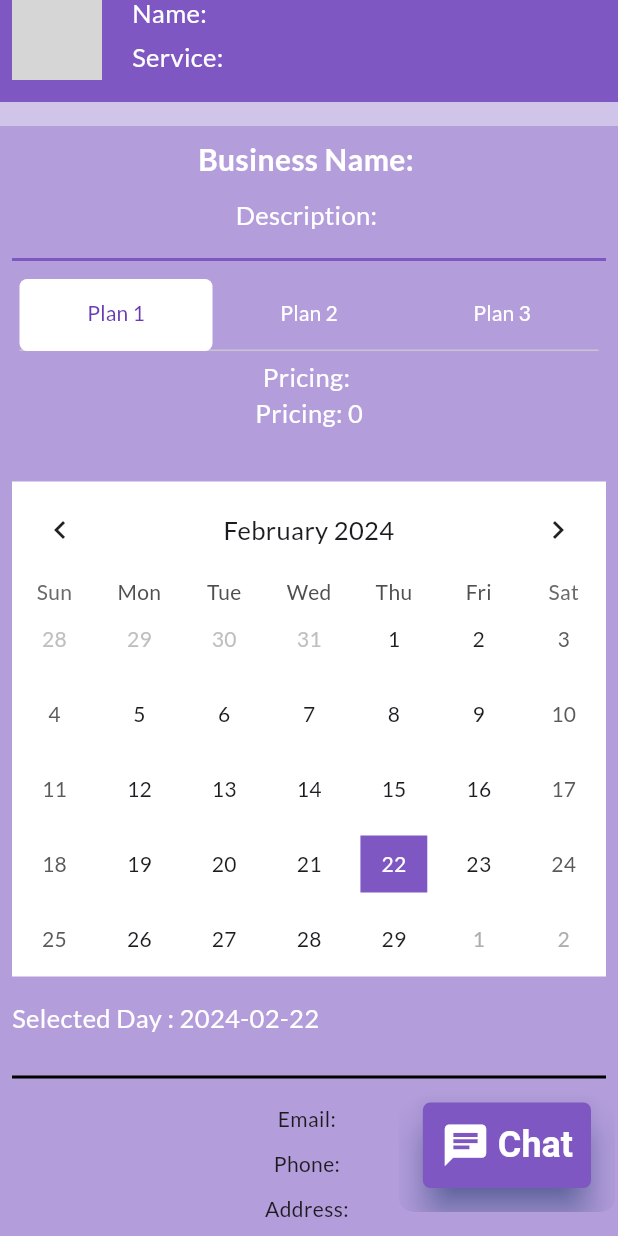
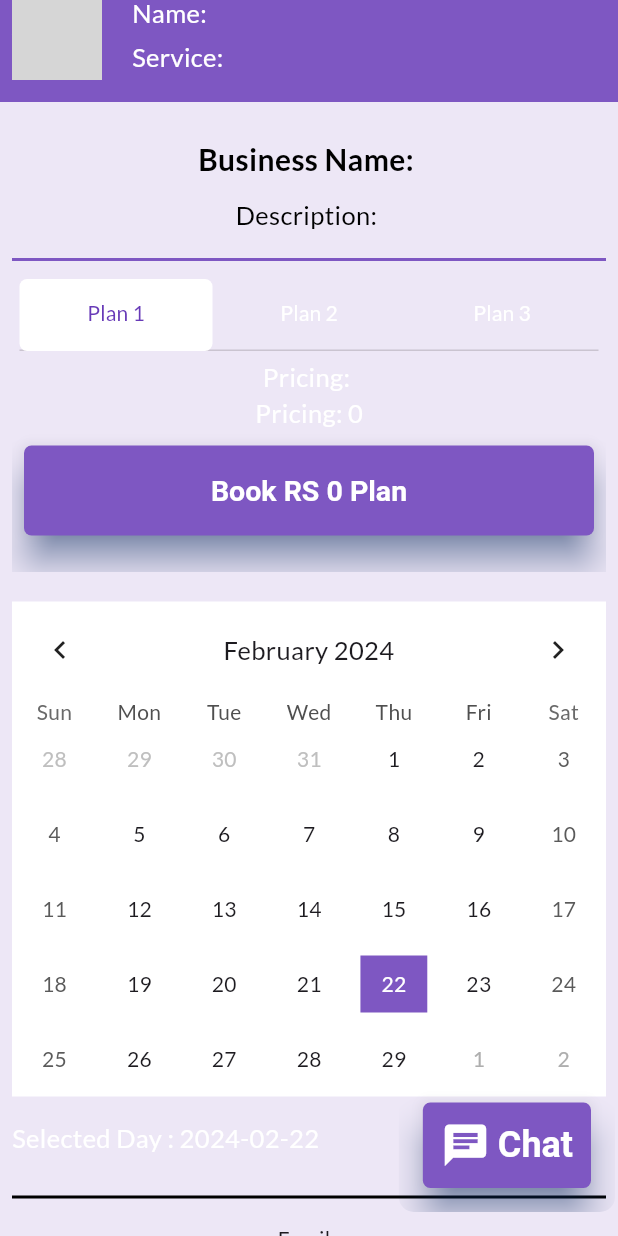
Before and after one commit to jayawardhanadskp/EventHub, a Flutter app: the ServiceProviderProfileView screen opened directly with empty values, scrolled down 342 dp, on a phone screen of 412 x 824 dp. Run offline on Flutter 3.47's test engine with Material 3 defaults, Android fonts, the phone set to English and light mode, and no system bars; drawn by our look-alikes of table_calendar; our stand-ins replace cloud_firestore, curved_navigation_bar, firebase_auth, firebase_core, firebase_storage, fluttertoast and 5 more; missing offline and left inert: favorite_button, flutter_facebook_auth; accounts and stored records are empty; network calls fail; statements that could not run were skipped; grey boxes are pictures that could not be loaded.

Commit message:
serviceprovider profile

```diff
--- a/lib/views/profile/serviceprovider_profile_view.dart
+++ b/lib/views/profile/serviceprovider_profile_view.dart
@@ -5,6 +5,7 @@
 import 'package:table_calendar/table_calendar.dart';
 import 'package:intl/intl.dart';
 
+import '../bookings/booking.dart';
 import '../chat/chat_page.dart';
 
 class ServiceProviderProfileView extends StatefulWidget {
@@ -190,7 +191,7 @@
   @override
   Widget build(BuildContext context) {
     return Scaffold(
-      backgroundColor: Colors.deepPurple[100],
+      backgroundColor: Colors.deepPurple[50],
       body: Stack(
         children: [
           SingleChildScrollView(
@@ -332,7 +333,7 @@
                         ),
                         const SizedBox(height: 16),
                         Container(
-                          color: Colors.deepPurple[200],
+                          color: Colors.deepPurple[50],
                           child: Padding(
                             padding: const EdgeInsets.all(8.0),
                             child: Column(
@@ -341,7 +342,7 @@
                                   'Business Name: ${serviceProviderData?['business_Name']}',
                                   style: const TextStyle(
                                       fontSize: 20,
-                                      color: Colors.white,
+                                      color: Colors.black,
                                       fontWeight: FontWeight.bold),
                                 ),
                                 const SizedBox(height: 10),
@@ -349,7 +350,7 @@
                                   'Description: ${serviceProviderData?['description'] ?? 'Not Added'}',
                                   style: const TextStyle(
                                       fontSize: 17,
-                                      color: Colors.white,
+                                      color: Colors.black,
                                       fontWeight: FontWeight.w400),
                                 ),
                                 const SizedBox(height: 10),
@@ -358,7 +359,7 @@
                                   color: Colors.deepPurple[400],
                                 ),
                                 Container(
-                                  height: 120,
+                                  height: 200,
                                   child: Column(
                                     children: [
                                       Padding(
@@ -406,6 +407,39 @@
                                                       color: Colors.white,
                                                       fontSize: 17),
                                                 ),
+                                                SizedBox(height: 10,),
+                                                ElevatedButton(
+                                                  onPressed: () {
+
+                                                    Navigator.push(
+                                                      context,
+                                                      MaterialPageRoute(
+                                                        builder: (context) => BookingPage(
+                                                          serviceproviderId: widget.userId,
+                                                          customerId: FirebaseAuth.instance.currentUser!.uid,
+                                                          selectedPlan: serviceProviderData?['pricing_plan_1'],
+                                                          selectedPrice: serviceProviderData?['pricing_plan_1_price'],
+                                                        ),
+                                                      ),
+                                                    );
+                                                  },
+                                                  child: Text(
+                                                    'Book RS ${serviceProviderData?['pricing_plan_1_price']} Plan',
+                                                    style: TextStyle(color: Colors.white),
+                                                  ),
+                                                  style: ElevatedButton.styleFrom(
+                                                    shape: RoundedRectangleBorder(
+                                                      borderRadius: BorderRadius.circular(5.0),
+                                                    ),
+                                                    padding: const EdgeInsets.all(12.0),
+                                                    fixedSize: const Size(380, 60),
+                                                    textStyle: const TextStyle(fontSize: 19, fontWeight: FontWeight.bold),
+                                                    backgroundColor: Colors.deepPurple[400],
+                                                    foregroundColor: Colors.white,
+                                                    elevation: 10,
+                                                    shadowColor: Colors.blue.shade900,
+                                                  ),
+                                                ),
                                               ],
                                             ),
                                             Column(
@@ -421,6 +455,29 @@
                                                   style: const TextStyle(
                                                       color: Colors.white,
                                                       fontSize: 17),
+                                                ),
+                                                SizedBox(height: 10,),
+                                                ElevatedButton(
+                                                  onPressed: () {
+
+
+                                                  },
+                                                  child: Text(
+                                                    'Book RS ${serviceProviderData?['pricing_plan_2_price']} Plan',
+                                                    style: TextStyle(color: Colors.white),
+                                                  ),
+                                                  style: ElevatedButton.styleFrom(
+                                                    shape: RoundedRectangleBorder(
+                                                      borderRadius: BorderRadius.circular(5.0),
+                                                    ),
+                                                    padding: const EdgeInsets.all(12.0),
+                                                    fixedSize: const Size(380, 60),
+                                                    textStyle: const TextStyle(fontSize: 19, fontWeight: FontWeight.bold),
+                                                    backgroundColor: Colors.deepPurple[400],
+                                                    foregroundColor: Colors.white,
+                                                    elevation: 10,
+                                                    shadowColor: Colors.blue.shade900,
+                                                  ),
                                                 ),
                                               ],
                                             ),
@@ -446,6 +503,8 @@
                                     ],
                                   ),
                                 ),
+
+
                                 const SizedBox(height: 10),
                                 const SizedBox(height: 10),
                                 Column(
@@ -508,7 +567,7 @@
                                 Column(
                                   mainAxisAlignment: MainAxisAlignment.center,
                                   children: [
-                                    // Display events for the selected day retrieving from Firebase
+                                    // display events for the selected day
                                     if (_selectedDay != null)
                                       FutureBuilder<
                                           DocumentSnapshot<
@@ -518,8 +577,7 @@
                                             .doc(widget.userId)
                                             .get(),
                                         builder: (context, snapshot) {
-                                          if (snapshot.connectionState ==
-                                              ConnectionState.waiting) {
+                                          if (snapshot.connectionState == ConnectionState.waiting) {
                                             // Loading state
                                             return const CircularProgressIndicator();
                                           } else if (snapshot.hasError) {
@@ -527,15 +585,12 @@
                                             return Text(
                                                 'Error: ${snapshot.error}');
                                           } else if (snapshot.hasData) {
-                                            Map<String, dynamic>?
+                                                Map<String, dynamic>?
                                                 serviceProviderData =
                                                 snapshot.data!.data();
 
-                                            if (serviceProviderData != null &&
-                                                serviceProviderData['events'] !=
-                                                    null) {
-                                              Map<String, dynamic> eventsData =
-                                                  Map<String, dynamic>.from(
+                                            if (serviceProviderData != null && serviceProviderData['events'] != null) {
+                                              Map<String, dynamic> eventsData = Map<String, dynamic>.from(
                                                       serviceProviderData[
                                                           'events']);
 
@@ -654,9 +709,9 @@
                         );
                       } else if (snapshot.hasData) {
                         Map<String, dynamic>? serviceProviderData =
-                        snapshot.data!.data();
-                        List<String> photoUrls =
-                        List<String>.from(serviceProviderData?['photos'] ?? []);
+                            snapshot.data!.data();
+                        List<String> photoUrls = List<String>.from(
+                            serviceProviderData?['photos'] ?? []);
 
                         return ElevatedButton(
                           onPressed: () async {
@@ -665,9 +720,12 @@
                               MaterialPageRoute(
                                 builder: (context) => ChatPage(
                                   reciverUserId: widget.userId,
-                                  senderId: FirebaseAuth.instance.currentUser!.uid,
-                                  picture: photoUrls.isNotEmpty ? photoUrls[0] : '',
-                                  reciverName: serviceProviderData?['name'] ?? 'Unknown',
+                                  senderId:
+                                      FirebaseAuth.instance.currentUser!.uid,
+                                  picture:
+                                      photoUrls.isNotEmpty ? photoUrls[0] : '',
+                                  reciverName:
+                                      serviceProviderData?['name'] ?? 'Unknown',
                                 ),
                               ),
                             );
@@ -677,9 +735,10 @@
                               borderRadius: BorderRadius.circular(5.0),
                             ),
                             padding: const EdgeInsets.all(12.0),
-                            textStyle: const TextStyle(fontSize: 24, fontWeight: FontWeight.w600),
-                            primary: Colors.deepPurple[400],
-                            onPrimary: Colors.white,
+                            textStyle: const TextStyle(
+                                fontSize: 24, fontWeight: FontWeight.w600),
+                            backgroundColor: Colors.deepPurple[400],
+                            foregroundColor: Colors.white,
                             elevation: 10,
                             shadowColor: Colors.blue.shade900,
                           ),
@@ -693,7 +752,7 @@
                           ),
                         );
                       } else {
-                        return SizedBox.shrink(); // or any other default widget if needed
+                        return const SizedBox.shrink();
                       }
                     },
                   ),
@@ -701,7 +760,6 @@
               ),
             ),
           ),
-
         ],
       ),
     );
@@ -714,7 +772,7 @@
 
   Event(this.title);
 
-  // Convert Event to JSON format
+  // convert Event to JSON
   Map<String, dynamic> toJson() {
     return {
       'title': title,
```
Also changed, not shown: lib/views/profile/serviceprovider_profile.dart (+20 -20 lines), lib/views/profile/serviceprovider_profile_edit.dart (+50 -50 lines).
